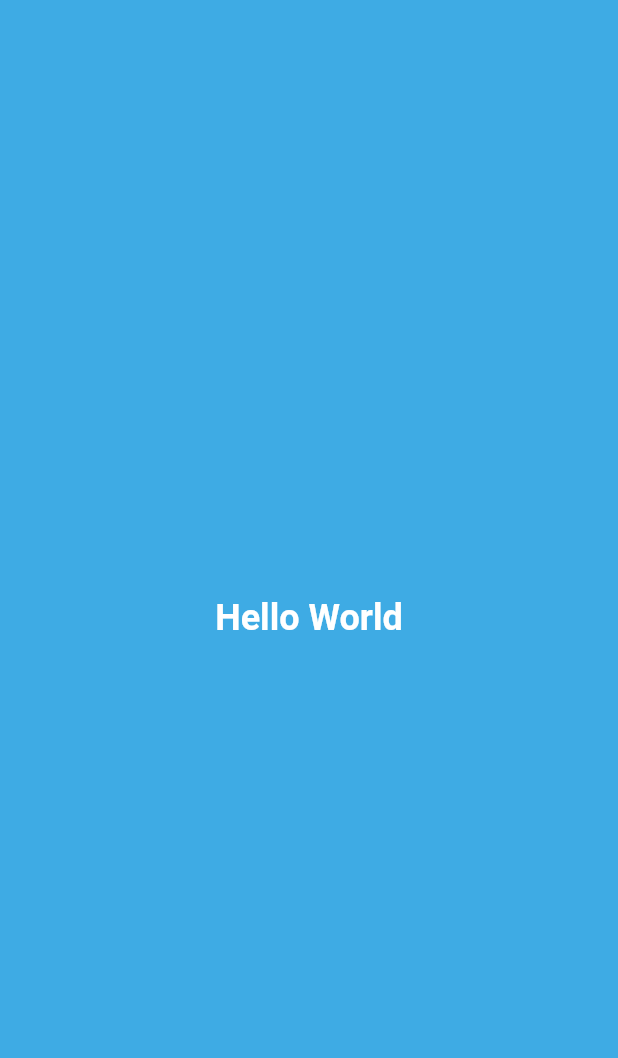
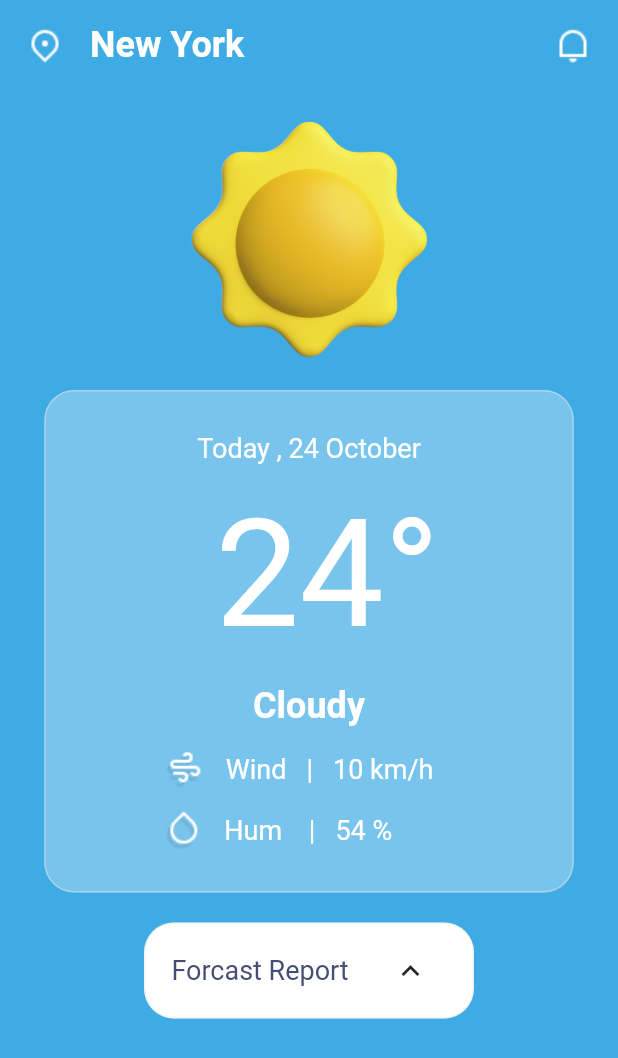
Before and after one commit to KuntalGain/Weatherify, a Flutter app: the screen it shows after launch, on a phone screen of 412 x 824 dp. Shown: the top 1058 px of the screen. Run offline on Flutter 3.47's test engine with Material 2 defaults, Android fonts, the phone set to English and light mode, and no system bars; our stand-ins replace bloc, google_fonts; Roboto replaces fonts that are missing (Overpass).

Commit message:
Homepage UI Done

```diff
--- a/lib/constants/theme.dart
+++ b/lib/constants/theme.dart
@@ -1,4 +1,5 @@
 import 'package:flutter/material.dart';
+import 'package:google_fonts/google_fonts.dart';
 
 class AppTheme {
   // background Color as per Weather Condition
@@ -7,11 +8,12 @@ class AppTheme {
   static const Color stormyColor = Color(0xff5f859a);
 
   // Text Styles
-  static const TextStyle temperature = TextStyle(
+  static TextStyle temperature = GoogleFonts.overpass(
+      textStyle: const TextStyle(
     fontSize: 100,
     fontWeight: FontWeight.w400,
     color: Colors.white,
-  );
+  ));
   static const TextStyle date = TextStyle(
     fontSize: 18,
     fontWeight: FontWeight.w400,
--- a/lib/main.dart
+++ b/lib/main.dart
@@ -1,5 +1,5 @@
 import 'package:flutter/material.dart';
-import 'package:weatherify/constants/theme.dart';
+import 'package:weatherify/presentation/screens/home_screen.dart';
 
 void main() => runApp(const MyApp());
 
@@ -10,15 +10,7 @@ class MyApp extends StatelessWidget {
   Widget build(BuildContext context) {
     return const MaterialApp(
       debugShowCheckedModeBanner: false,
-      home: Scaffold(
-        backgroundColor: AppTheme.sunnyColor,
-        body: Center(
-          child: Text(
-            'Hello World',
-            style: AppTheme.condition,
-          ),
-        ),
-      ),
+      home: HomeScreen(),
     );
   }
 }
--- a/lib/presentation/screens/home_screen.dart
+++ b/lib/presentation/screens/home_screen.dart
@@ -1 +1,92 @@
 // For Home Screen of App
+
+import 'package:flutter/material.dart';
+import 'package:weatherify/constants/theme.dart';
+import 'package:weatherify/presentation/widgets/forcast_btn.dart';
+import 'package:weatherify/presentation/widgets/weather_card.dart';
+import 'package:weatherify/presentation/widgets/weather_condition.dart';
+
+class HomeScreen extends StatefulWidget {
+  const HomeScreen({super.key});
+
+  @override
+  State<HomeScreen> createState() => _HomeScreenState();
+}
+
+class _HomeScreenState extends State<HomeScreen> {
+  String weatherCondition = "Sunny";
+
+  @override
+  Widget build(BuildContext context) {
+    return Scaffold(
+      backgroundColor: getConditions(weatherCondition),
+      body: SafeArea(
+        child: Column(
+          children: [
+            // custom app bar
+
+            Row(
+              mainAxisAlignment: MainAxisAlignment.spaceBetween,
+              children: [
+                // location
+                Row(
+                  children: [
+                    Image.asset(
+                      'assets/pin.png',
+                      color: Colors.white,
+                      height: 60,
+                      width: 60,
+                    ),
+                    const Text(
+                      'New York',
+                      style: AppTheme.condition,
+                    ),
+                  ],
+                ),
+                // Cityname
+
+                // notification
+                GestureDetector(
+                  onTap: () {
+                    showBottomSheet(
+                      context: context,
+                      builder: (ctx) => Container(
+                        height: 200,
+                        color: Colors.deepPurple,
+                      ),
+                    );
+                  },
+                  child: Image.asset(
+                    'assets/bell.png',
+                    color: Colors.white,
+                    height: 60,
+                    width: 60,
+                  ),
+                ),
+              ],
+            ),
+
+            // image
+
+            SizedBox(
+              height: 200,
+              width: 200,
+              child: getWeatherIcon(weatherCondition),
+            ),
+
+            // weather card
+
+            weatherCard(),
+
+            // forcast button
+
+            const SizedBox(
+              height: 20,
+            ),
+            forcastButton(),
+          ],
+        ),
+      ),
+    );
+  }
+}
--- /dev/null
+++ b/lib/presentation/widgets/card_atrribute.dart
@@ -0,0 +1,34 @@
+import 'package:flutter/material.dart';
+
+import '../../constants/theme.dart';
+
+Widget cardAttribute(String attr, String value, String imageId) {
+  return Row(
+    children: [
+      // icon & wind
+      Row(
+        children: [
+          const SizedBox(
+            width: 60,
+          ),
+          Image.asset(imageId),
+          const SizedBox(
+            width: 15,
+          ),
+          Text(
+            attr,
+            style: AppTheme.attributes,
+          ),
+          const Text(
+            '   |   ',
+            style: AppTheme.attributes,
+          ),
+          Text(
+            value,
+            style: AppTheme.attributes,
+          ),
+        ],
+      ),
+    ],
+  );
+}
--- /dev/null
+++ b/lib/presentation/widgets/forcast_btn.dart
@@ -0,0 +1,24 @@
+import 'package:flutter/material.dart';
+import 'package:weatherify/constants/theme.dart';
+
+Widget forcastButton() {
+  return Container(
+    width: 220,
+    height: 64,
+    decoration: BoxDecoration(
+      borderRadius: BorderRadius.circular(20),
+      color: Colors.white,
+      border: Border.all(color: Colors.grey.shade300.withOpacity(0.4)),
+    ),
+    child: Row(
+      mainAxisAlignment: MainAxisAlignment.spaceEvenly,
+      children: [
+        const Text(
+          'Forcast Report',
+          style: AppTheme.buttonText,
+        ),
+        IconButton(onPressed: () {}, icon: const Icon(Icons.keyboard_arrow_up))
+      ],
+    ),
+  );
+}
--- /dev/null
+++ b/lib/presentation/widgets/weather_card.dart
@@ -0,0 +1,64 @@
+import 'package:flutter/material.dart';
+import 'package:weatherify/constants/theme.dart';
+import 'package:weatherify/presentation/widgets/card_atrribute.dart';
+
+String getMonth() {
+  List<String> months = [
+    'January',
+    'February',
+    'March',
+    'April',
+    'May',
+    'June',
+    'July',
+    'August',
+    'September',
+    'October',
+    'November',
+    'December',
+  ];
+
+  return months[DateTime.now().month];
+}
+
+Widget weatherCard() {
+  return Container(
+    width: 353,
+    height: 335,
+    padding: const EdgeInsets.all(20),
+    decoration: BoxDecoration(
+      borderRadius: BorderRadius.circular(20),
+      color: const Color(0x4cffffff),
+      border: Border.all(color: Colors.grey.shade300.withOpacity(0.5)),
+    ),
+    child: Column(
+      mainAxisAlignment: MainAxisAlignment.spaceAround,
+      children: [
+        // Date
+        Text(
+          'Today , ${DateTime.now().day} ${getMonth()}',
+          style: AppTheme.date,
+        ),
+        // temp
+
+        Text(
+          ' ${24}°',
+          style: AppTheme.temperature,
+        ),
+
+        // condition
+
+        const Text(
+          'Cloudy',
+          style: AppTheme.condition,
+        ),
+        // wind
+
+        cardAttribute('Wind', '10 km/h', 'assets/windy.png'),
+        cardAttribute('Hum ', '54 %', 'assets/hum.png'),
+
+        // hum
+      ],
+    ),
+  );
+}
--- /dev/null
+++ b/lib/presentation/widgets/weather_condition.dart
@@ -0,0 +1,30 @@
+import 'package:flutter/material.dart';
+import 'package:weatherify/constants/theme.dart';
+
+Color? getConditions(String weather) {
+  Color clr;
+
+  if (weather.toLowerCase() == "sunny") {
+    clr = AppTheme.sunnyColor;
+  } else if (weather.toLowerCase() == "rainy") {
+    clr = AppTheme.rainyColor;
+  } else {
+    clr = AppTheme.stormyColor;
+  }
+
+  return clr;
+}
+
+Image? getWeatherIcon(String weather) {
+  Image currentWeather;
+
+  if (weather.toLowerCase() == "sunny") {
+    currentWeather = Image.asset('assets/sunny.jpg');
+  } else if (weather.toLowerCase() == "rainy") {
+    currentWeather = Image.asset('assets/rainy.jpg');
+  } else {
+    currentWeather = Image.asset('assets/stormy.jpg');
+  }
+
+  return currentWeather;
+}
--- a/pubspec.yaml
+++ b/pubspec.yaml
@@ -16,6 +16,7 @@ dependencies:
   cupertino_icons: ^1.0.2
   bloc: ^8.1.2
   flutter_bloc: ^8.1.3
+  google_fonts: ^6.1.0
 
 dev_dependencies:
   flutter_test:
```
Also changed, not shown: pubspec.lock.
